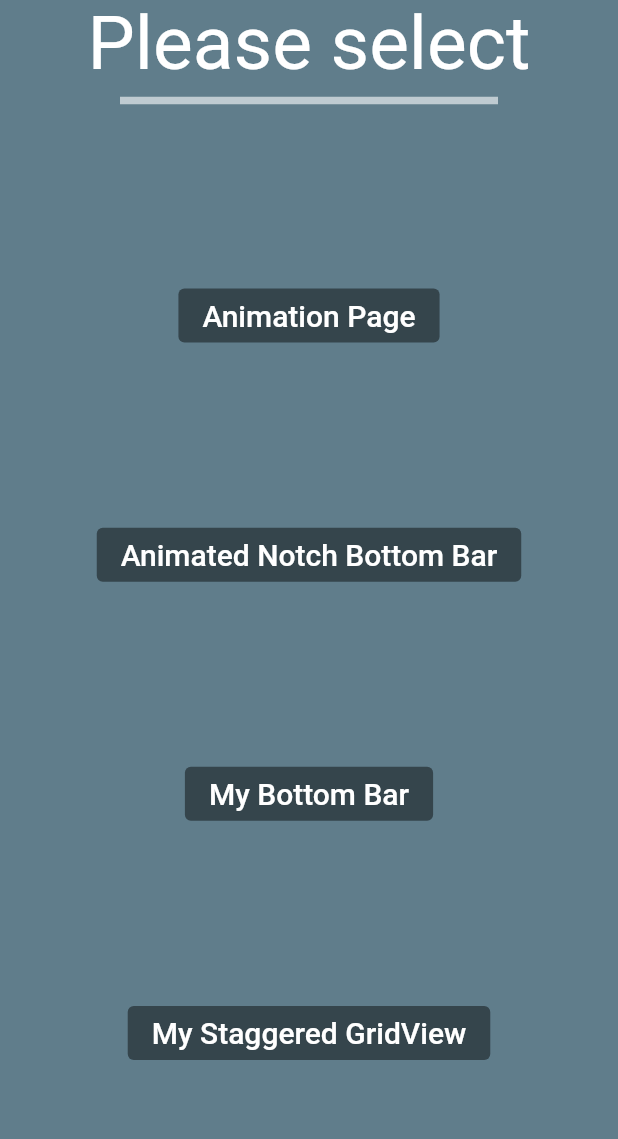
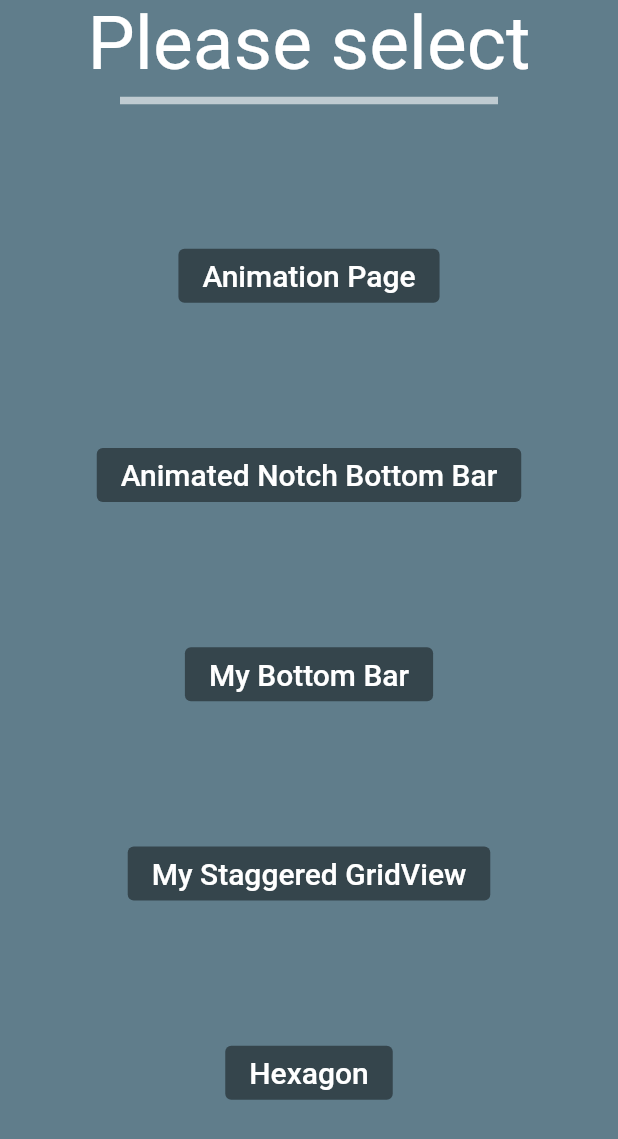
Before and after one commit to Ruchit-Bhut/my_animation_bottomBar_staggered_gridView, a Flutter app: the screen it shows after launch, on a phone screen of 412 x 824 dp. Shown: the top 1139 px of the screen. Run offline on Flutter 3.47's test engine with Material 2 defaults, Android fonts, the light colour scheme and no system bars; our stand-ins replace animated_notch_bottom_bar, flashy_tab_bar2, flutter_slidable, lottie, salomon_bottom_bar.

Commit message:
Add Hexagon and change background color

```diff
--- a/lib/home_page.dart
+++ b/lib/home_page.dart
@@ -1,5 +1,6 @@
 import 'package:flutter/material.dart';
 import 'package:my_animation/animated_notch_bottom_bar.dart';
+import 'package:my_animation/hexagon.dart';
 import 'package:my_animation/my_animation_page.dart';
 import 'package:my_animation/my_bottom_bar.dart';
 import 'package:my_animation/my_staggered_grid_view.dart';
@@ -122,6 +123,27 @@ class _HomePageState extends State<HomePage> {
                         ),
                       ),
                     ),
+                    ElevatedButton(
+                      style: ElevatedButton.styleFrom(
+                        backgroundColor: Colors.black45,
+                        elevation: 0,
+                      ),
+                      onPressed: () {
+                        Navigator.push(
+                          context,
+                          MaterialPageRoute(
+                            builder: (BuildContext context) =>
+                            const Hexagon(),
+                          ),
+                        );
+                      },
+                      child: const Text(
+                        'Hexagon',
+                        style: TextStyle(
+                          fontSize: 20,
+                        ),
+                      ),
+                    ),
                   ],
                 ),
               ),
```
Also changed, not shown: lib/hexagon.dart (added, +58 -0 lines).
